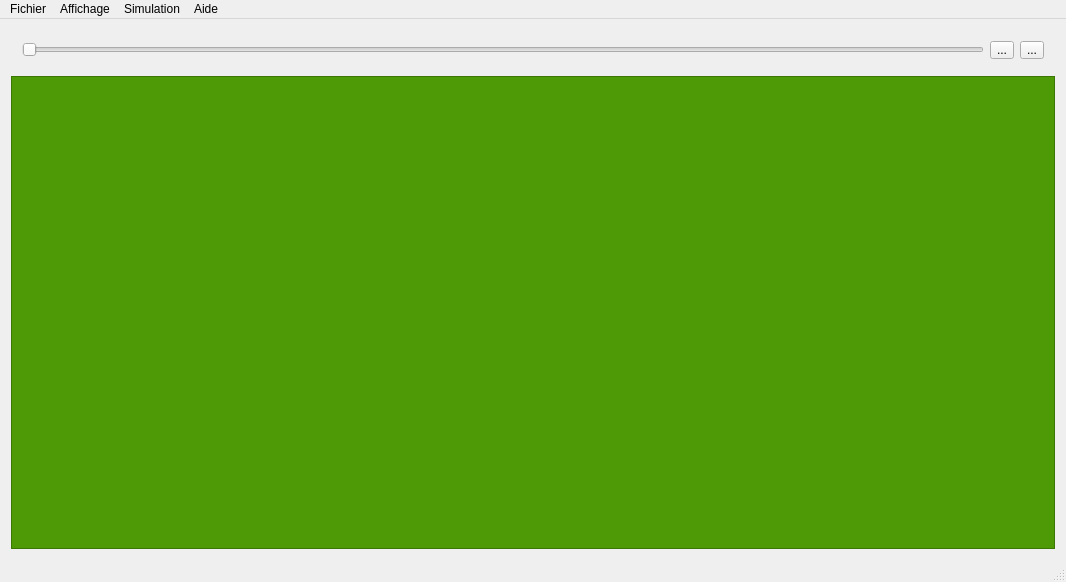
Old version of the form Ant/mainwindow.ui in the repository nealith/Ant.
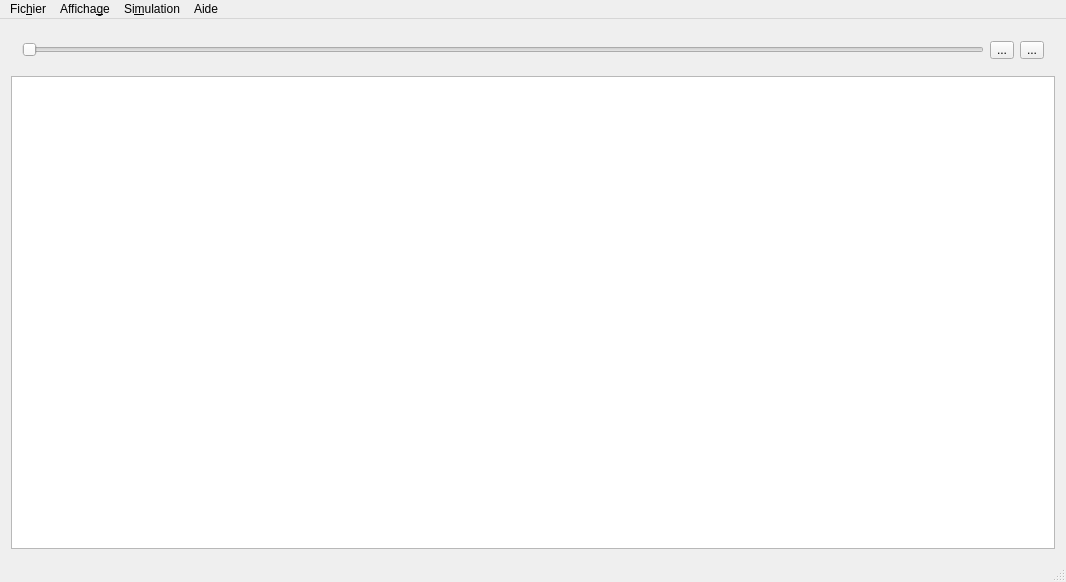
New version of the form.

```diff
--- a/Ant/mainwindow.ui
+++ b/Ant/mainwindow.ui
@@ -66,19 +66,7 @@
        </widget>
       </item>
       <item>
-       <widget class="QFrame" name="frame">
-        <property name="styleSheet">
-         <string notr="true">QFrame, QLabel, QToolTip {
-    background-color: rgb(78, 154, 6);
-}</string>
-        </property>
-        <property name="frameShape">
-         <enum>QFrame::StyledPanel</enum>
-        </property>
-        <property name="frameShadow">
-         <enum>QFrame::Raised</enum>
-        </property>
-       </widget>
+       <widget class="QGraphicsView" name="graphicsView"/>
       </item>
      </layout>
     </item>
@@ -90,12 +78,12 @@
      <x>0</x>
      <y>0</y>
      <width>1066</width>
-     <height>23</height>
+     <height>24</height>
     </rect>
    </property>
    <widget class="QMenu" name="menuFichier">
     <property name="title">
-     <string>Fichier</string>
+     <string>Fic&amp;hier</string>
     </property>
     <addaction name="nouvelleSimuBtn"/>
     <addaction name="ouvrirFichierBtn"/>
@@ -104,7 +92,7 @@
    </widget>
    <widget class="QMenu" name="menuAffichage">
     <property name="title">
-     <string>Affichage</string>
+     <string>Afficha&amp;ge</string>
     </property>
     <widget class="QMenu" name="menuZoom">
      <property name="title">
@@ -124,7 +112,7 @@
    </widget>
    <widget class="QMenu" name="menuSimulation">
     <property name="title">
-     <string>Simulation</string>
+     <string>Si&amp;mulation</string>
     </property>
     <widget class="QMenu" name="menuVitesse">
      <property name="title">
```
Left out of the diff: 44 changed lines with no effect on the pictures.
